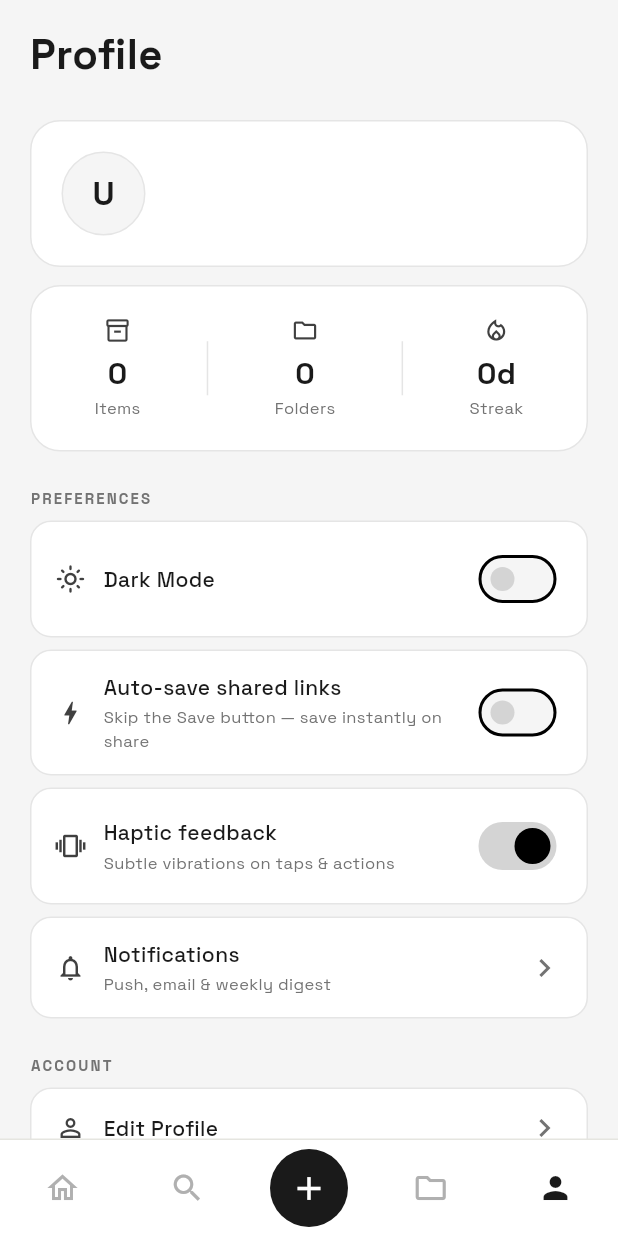
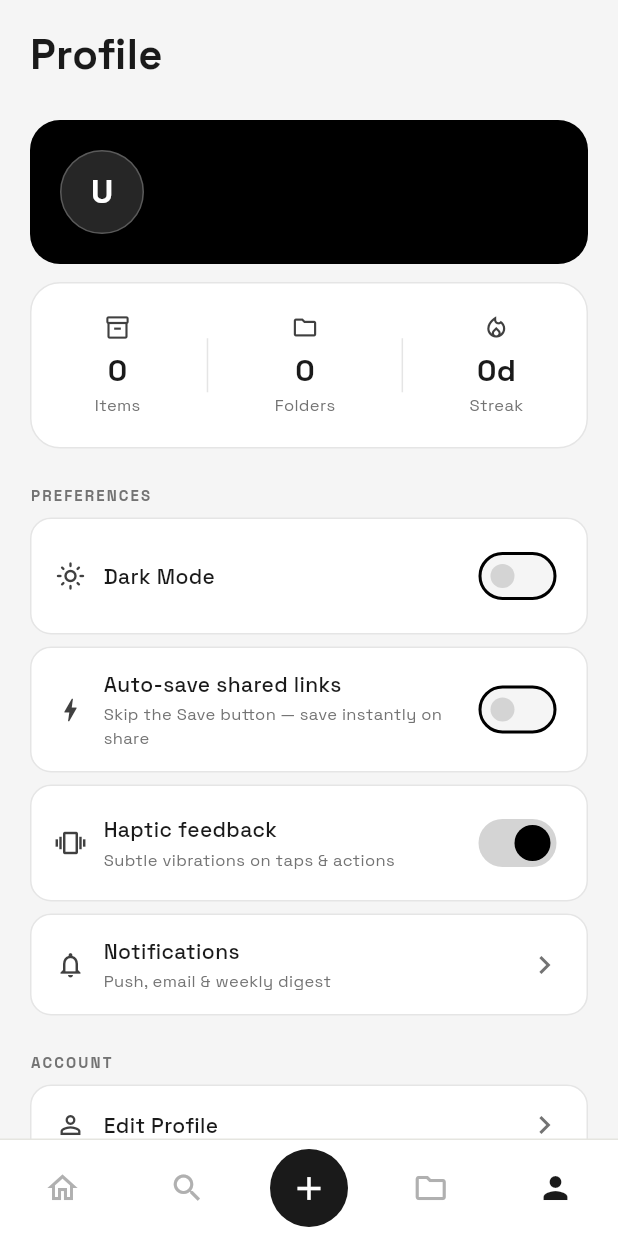
Before and after one commit to naodt1/stashh_app, a Flutter app: the ProfileScreen screen opened by its route, on a phone screen of 412 x 824 dp. Run offline on Flutter 3.47's test engine with Material 3 defaults, Android fonts, the phone set to English and light mode, and no system bars; drawn by our look-alikes of flutter_animate; our stand-ins replace cached_network_image, flutter_dotenv, go_router, google_fonts, shared_preferences, smooth_page_indicator and 2 more; missing offline and left inert: receive_sharing_intent, video_thumbnail_plus; accounts and stored records are empty; network calls fail; statements that could not run were skipped.

Commit message:
Profile name card: black bg with white text (primary color)
Co-Authored-By: Claude Opus 4.7 <noreply@anthropic.com>

```diff
--- a/lib/features/profile/profile_screen.dart
+++ b/lib/features/profile/profile_screen.dart
@@ -152,9 +152,8 @@ class _ProfileScreenState extends State<ProfileScreen> {
               Container(
                 padding: const EdgeInsets.all(20),
                 decoration: BoxDecoration(
-                  color: cardColor,
+                  color: AppTheme.black,
                   borderRadius: BorderRadius.circular(20),
-                  border: Border.all(color: borderColor),
                 ),
                 child: Row(
                   children: [
@@ -163,10 +162,8 @@ class _ProfileScreenState extends State<ProfileScreen> {
                       height: 56,
                       decoration: BoxDecoration(
                         shape: BoxShape.circle,
-                        color: isDark
-                            ? const Color(0xFF2A2A2A)
-                            : AppTheme.grey100,
-                        border: Border.all(color: borderColor),
+                        color: Colors.white.withValues(alpha: 0.15),
+                        border: Border.all(color: Colors.white24),
                       ),
                       child: Center(
                         child: Text(
@@ -176,7 +173,7 @@ class _ProfileScreenState extends State<ProfileScreen> {
                           style: GoogleFonts.spaceGrotesk(
                             fontSize: 22,
                             fontWeight: FontWeight.w700,
-                            color: isDark ? Colors.white : AppTheme.textPrimary,
+                            color: Colors.white,
                           ),
                         ),
                       ),
@@ -191,33 +188,26 @@ class _ProfileScreenState extends State<ProfileScreen> {
                             style: GoogleFonts.spaceGrotesk(
                               fontSize: 17,
                               fontWeight: FontWeight.w700,
-                              color: isDark
-                                  ? Colors.white
-                                  : AppTheme.textPrimary,
+                              color: Colors.white,
                             ),
                           ),
                           const SizedBox(height: 2),
                           Text(email,
                               style: const TextStyle(
-                                  color: AppTheme.textSecondary,
-                                  fontSize: 13)),
+                                  color: Colors.white70, fontSize: 13)),
                           if (_profile?.isPro == true)
                             Container(
                               margin: const EdgeInsets.only(top: 6),
                               padding: const EdgeInsets.symmetric(
                                   horizontal: 10, vertical: 3),
                               decoration: BoxDecoration(
-                                color: isDark
-                                    ? Colors.white
-                                    : AppTheme.black,
+                                color: Colors.white,
                                 borderRadius: BorderRadius.circular(6),
                               ),
-                              child: Text(
+                              child: const Text(
                                 'PRO',
                                 style: TextStyle(
-                                  color: isDark
-                                      ? AppTheme.black
-                                      : Colors.white,
+                                  color: Colors.black,
                                   fontSize: 10,
                                   fontWeight: FontWeight.w700,
                                   letterSpacing: 1.2,
```
